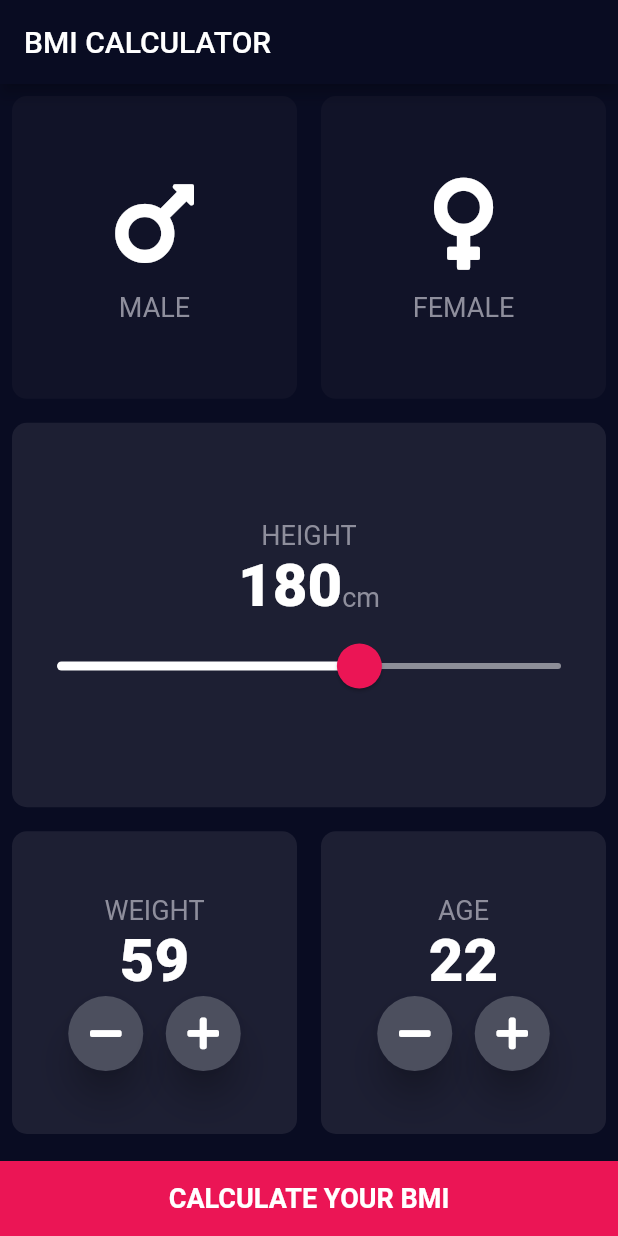
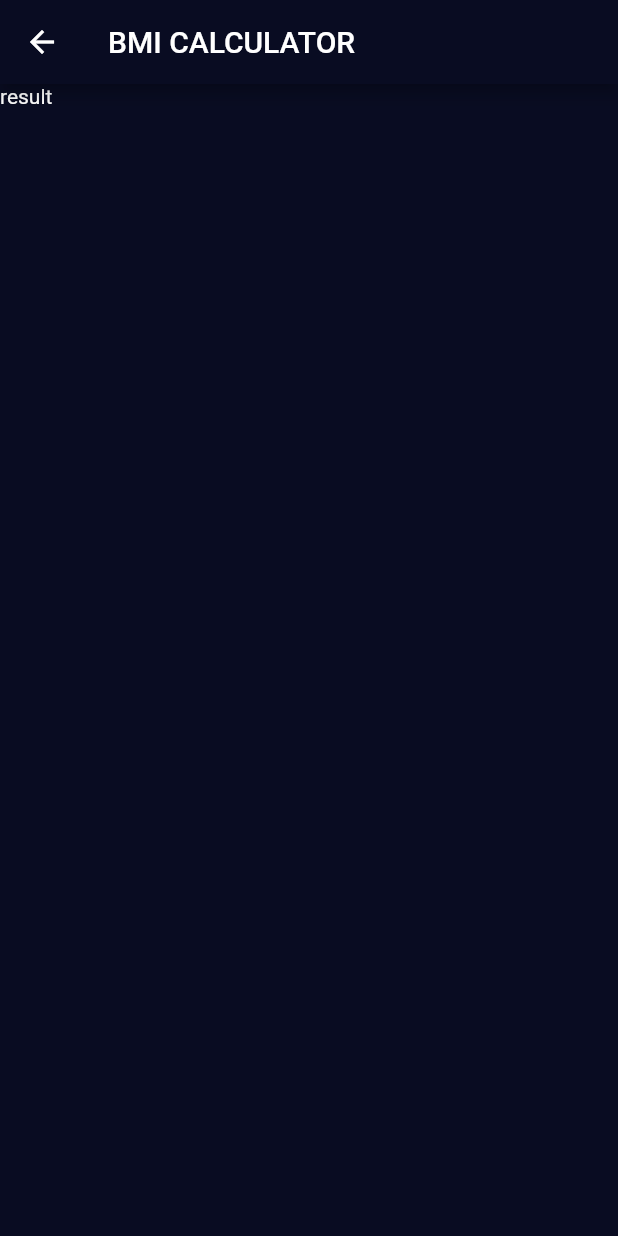
Before and after one commit to divyesh-solanki/bmi-calculator, a Flutter app: the screen it shows after launch, after a tap on "CALCULATE YOUR BMI", on a phone screen of 412 x 824 dp. Run offline on Flutter 3.47's test engine with Material 2 defaults, Android fonts, the phone set to English and light mode, and no system bars; our stand-ins replace font_awesome_flutter.

Commit message:
navigation to result page

```diff
--- a/lib/input_page.dart
+++ b/lib/input_page.dart
@@ -4,7 +4,7 @@ import 'reusable_card.dart';
 import 'gender_card_content.dart';
 import 'constants.dart';
 import 'round_icon_button.dart';
-
+import 'result_page.dart';
 enum Gender {
   male,
   female,
@@ -221,7 +221,11 @@ class _InputPageState extends State<InputPage> {
             margin: EdgeInsets.only(top: 10),
             color: kbottomContainerColor,
             child: FlatButton(
-                onPressed: () {},
+                onPressed: () {
+                  Navigator.push(context,MaterialPageRoute(builder: (context){
+                    return ResultPage();
+                  }) );
+                },
                 child: Text(
                   'CALCULATE YOUR BMI',
                   style: TextStyle(fontSize: 18, fontWeight: FontWeight.bold),
--- /dev/null
+++ b/lib/result_page.dart
@@ -0,0 +1,11 @@
+import 'package:flutter/material.dart';
+
+class ResultPage extends StatelessWidget {
+  @override
+  Widget build(BuildContext context) {
+    return Scaffold(
+      appBar: AppBar(title: Text('BMI CALCULATOR'),),
+      body: Text('result'),
+    );
+  }
+}
```
